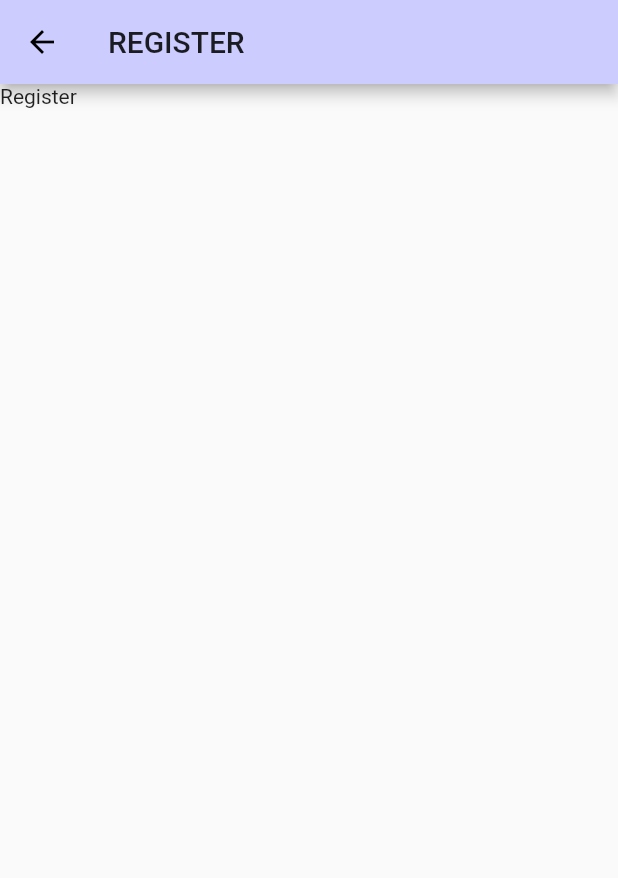
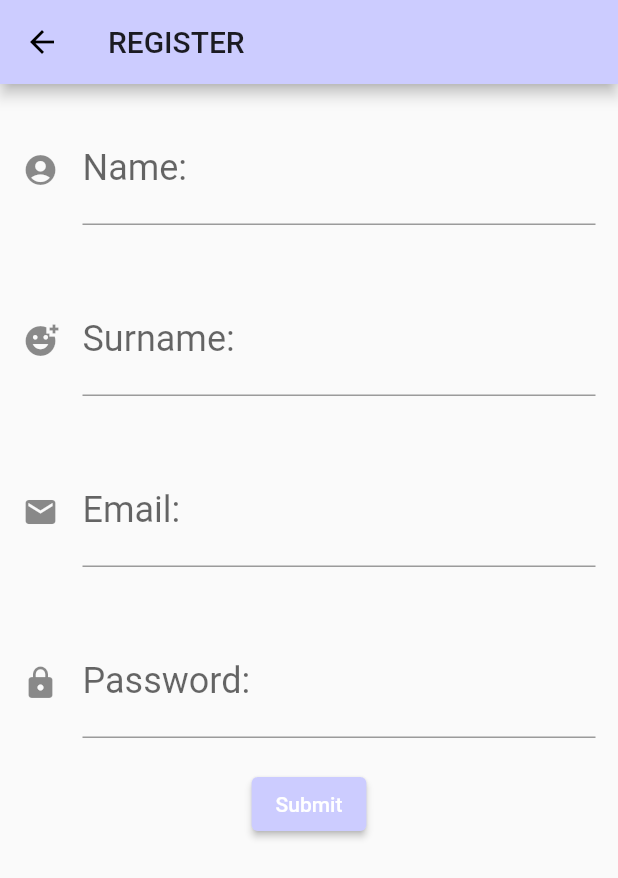
Before and after one commit to ChatklaoJT/mobileappweek1, a Flutter app: the register screen opened by its route, on a phone screen of 412 x 824 dp. Shown: the top 878 px of the screen. Run offline on Flutter 3.47's test engine with Material 2 defaults, Android fonts, the phone set to English and light mode, and no system bars.

Commit message:
Update register

```diff
--- a/lib/screen/register.dart
+++ b/lib/screen/register.dart
@@ -1,4 +1,5 @@
 import 'package:flutter/material.dart';
+import 'package:mobileappweek1/config/constant.dart';
 
 class register extends StatefulWidget {
   @override
@@ -6,16 +7,158 @@ class register extends StatefulWidget {
 }
 
 class _registerState extends State<register> {
+  var name, surname, email, password;
+  final formKey = GlobalKey<FormState>();
+
   @override
   Widget build(BuildContext context) {
-    return Scaffold(
-      appBar: AppBar(
-        title: Text("REGISTER"),
-      ),
-
-      body: Container(
-        child: Text("Register"),
+    return SafeArea(
+      child: Scaffold(
+        appBar: AppBar(
+          title: Text("REGISTER"),
+        ),
+        body: Form(
+          key: formKey,
+          child: SingleChildScrollView(
+            child: Column(
+              children: [
+                txtName(),
+                txtSurname(),
+                txtEmail(),
+                txtPassword(),
+                btnSubmit(),
+              ],
+            ),
+          ),
+        ),
       ),
     );
   }
+
+  Widget txtName() {
+    return Container(
+      margin: EdgeInsets.fromLTRB(15, 20, 15, 20),
+      child: TextFormField(
+        style: TextStyle(
+          fontSize: 24,
+          color: pColor,
+        ),
+        decoration: InputDecoration(
+          labelText: 'Name:',
+          icon: Icon(Icons.account_circle),
+          hintText: 'Input your name',
+        ),
+        validator: (value) {
+          if (value!.isEmpty) {
+            return 'กรุณาใส่ข้อมูลด้วย';
+          } else if (value.length < 2) {
+            return 'กรุณาใส่ข้อมูลมากกว่า 2 ตัวอักษร';
+          }
+        },
+        onSaved: (value) {
+          name = value!.trim();
+        },
+      ),
+    );
+  }
+
+  Widget txtSurname() {
+    return Container(
+      margin: EdgeInsets.fromLTRB(15, 20, 15, 20),
+      child: TextFormField(
+        style: TextStyle(
+          fontSize: 24,
+          color: pColor,
+        ),
+        decoration: InputDecoration(
+          labelText: 'Surname:',
+          icon: Icon(Icons.add_reaction_sharp),
+          hintText: 'Input your Surname',
+        ),
+        validator: (value) {
+          if (value!.isEmpty) {
+            return 'กรุณากรอกข้อมูล';
+          } else if (value.length < 2) {
+            return 'กรุณาใส่ข้อมูลมากกว่า 2 ตัวอักษร';
+          }
+        },
+        onSaved: (value) {
+          surname = value!.trim();
+        },
+      ),
+    );
+  }
+
+  Widget txtEmail() {
+    return Container(
+      margin: EdgeInsets.fromLTRB(15, 20, 15, 20),
+      child: TextFormField(
+        keyboardType: TextInputType.emailAddress,
+        style: TextStyle(
+          fontSize: 24,
+          color: pColor,
+        ),
+        decoration: InputDecoration(
+          labelText: 'Email:',
+          icon: Icon(Icons.email),
+          hintText: 'Input your email',
+        ),
+        validator: (value) {
+          if (!(value!.contains('@'))) {
+            return 'กรุณากรอกข้อมูลตามรูปแบบอีเมลด้วยครับ';
+          } else if (!(value.contains('.'))) {
+            return 'กรุณากรอกข้อมูลตามรูปแบบอีเมลด้วยครับ';
+          }
+        },
+        onSaved: (value) {
+          email = value!.trim();
+        },
+      ),
+    );
+  }
+
+  Widget txtPassword() {
+    return Container(
+      margin: EdgeInsets.fromLTRB(15, 20, 15, 20),
+      child: TextFormField(
+        obscureText: true,
+        style: TextStyle(
+          fontSize: 24,
+          color: pColor,
+        ),
+        decoration: InputDecoration(
+          labelText: 'Password:',
+          icon: Icon(Icons.lock),
+          hintText: 'Input your password',
+        ),
+        validator: (value) {
+          if (value!.isEmpty) {
+            return 'กรุณากรอกข้อมูลพาสเวิร์ด';
+          } else if (value.length < 7) {
+            return 'กรุณาใส่ข้อมูลมากกว่า 8 ตัวอักษร';
+          }
+        },
+        onSaved: (value) {
+          password = value!.trim();
+        },
+      ),
+    );
+  }
+
+  Widget btnSubmit() => ElevatedButton(
+        style: ElevatedButton.styleFrom(
+          primary: pColor,
+        ),
+        onPressed: () {
+          print("Hello");
+
+          if (formKey.currentState!.validate()) {
+            formKey.currentState!.save();
+            print(
+                "Name : $name  Surname : $surname  Email : $email Password: $password ");
+            formKey.currentState!.reset();
+          }
+        },
+        child: Text('Submit'),
+      );
 }
```
Also changed, not shown: lib/config/constant.dart (+5 -3 lines).
